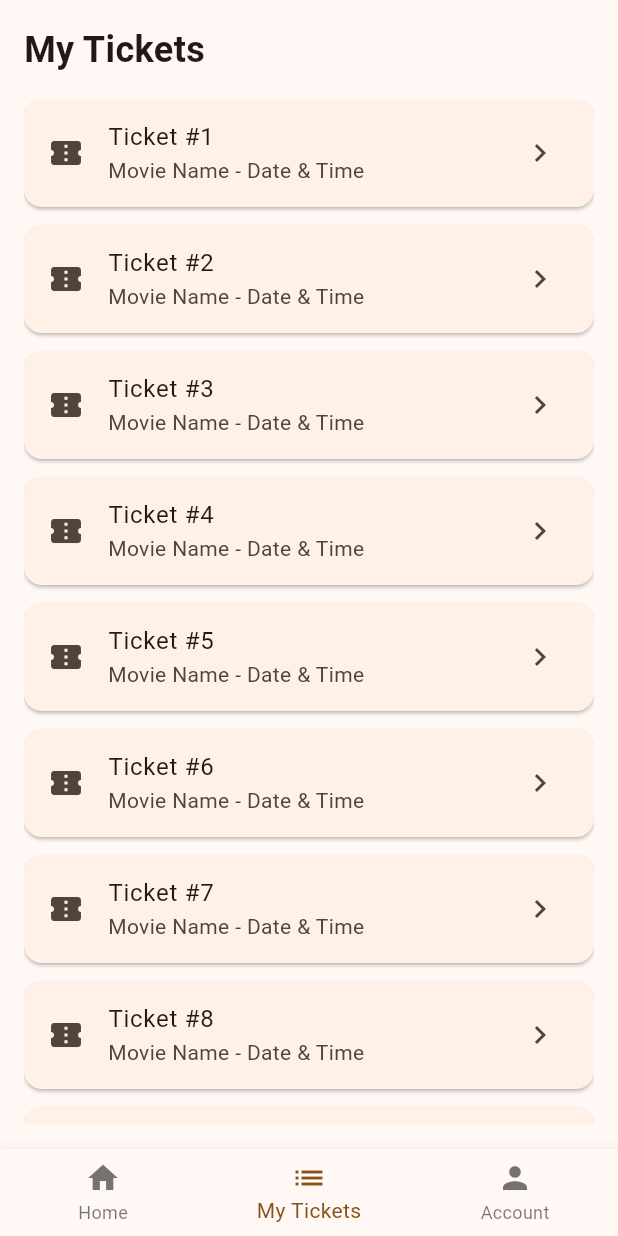
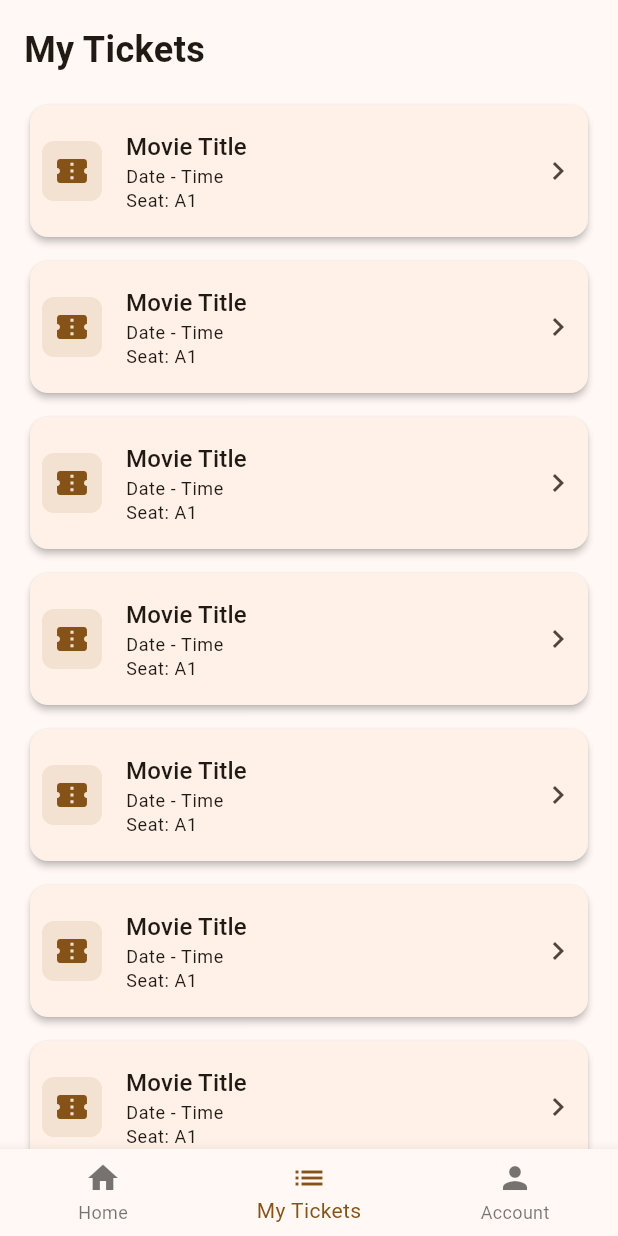
Before and after one commit to Rajesh3009/bookit, a Flutter app: the screen it shows once a user with an empty profile is signed in, swiped to page 2, on a phone screen of 412 x 824 dp. Run offline on Flutter 3.47's test engine with Material 3 defaults, Android fonts, the phone set to English and light mode, and no system bars; our stand-ins replace cached_network_image, cloud_firestore, firebase_auth, firebase_core, firebase_storage, flutter_riverpod and 1 more; accounts and stored records are empty; generated files the repository leaves out were written again; network calls fail.

```diff
--- a/lib/views/ticketsview.dart
+++ b/lib/views/ticketsview.dart
@@ -6,32 +6,56 @@ class TicketsView extends StatelessWidget {
   @override
   Widget build(BuildContext context) {
     return Padding(
-      padding: const EdgeInsets.all(16.0),
+      padding: const EdgeInsets.symmetric(horizontal: 16.0),
       child: Column(
         crossAxisAlignment: CrossAxisAlignment.start,
         children: [
-          const Text(
+          const Padding(
+            padding: EdgeInsets.symmetric(vertical: 16.0),
+            child: Text(
               'My Tickets',
               style: TextStyle(
                 fontSize: 24,
                 fontWeight: FontWeight.bold,
               ),
             ),
-          const SizedBox(height: 16),
+          ),
           Expanded(
             child: ListView.builder(
+              physics: const BouncingScrollPhysics(),
               itemCount: 10, // TODO: Replace with actual tickets count
               itemBuilder: (context, index) {
-                return Card(
-                  margin: const EdgeInsets.only(bottom: 12),
+                return Padding(
+                  padding: const EdgeInsets.only(bottom: 8.0),
+                  child: Card(
+                    elevation: 2,
                     child: ListTile(
-                    leading: const Icon(Icons.confirmation_number),
-                    title: Text('Ticket #${index + 1}'),
-                    subtitle: const Text('Movie Name - Date & Time'),
+                      contentPadding: const EdgeInsets.all(8),
+                      leading: Container(
+                        width: 40,
+                        height: 40,
+                        decoration: BoxDecoration(
+                          color: Theme.of(context).primaryColor.withOpacity(0.1),
+                          borderRadius: BorderRadius.circular(8),
+                        ),
+                        child: Icon(
+                          Icons.confirmation_number,
+                          color: Theme.of(context).primaryColor,
+                        ),
+                      ),
+                      title: Text(
+                        'Movie Title',
+                        style: Theme.of(context).textTheme.titleMedium,
+                      ),
+                      subtitle: Text(
+                        'Date - Time\nSeat: A1',
+                        style: Theme.of(context).textTheme.bodySmall,
+                      ),
                       trailing: const Icon(Icons.chevron_right),
                       onTap: () {
-                      // TODO: Implement ticket detail view
+                        // TODO: Navigate to ticket details
                       },
+                    ),
                   ),
                 );
               },
```
Also changed, not shown: 1 other file. Lines whose indentation alone changed are shown as unchanged.
